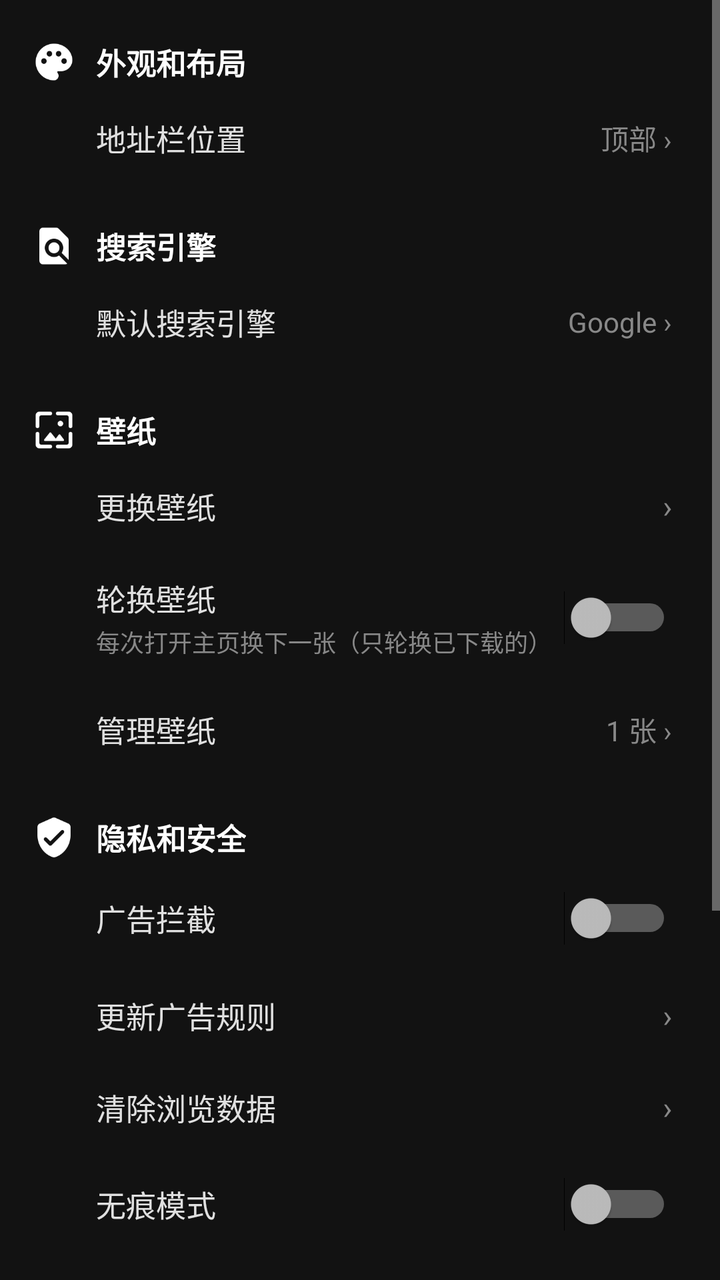
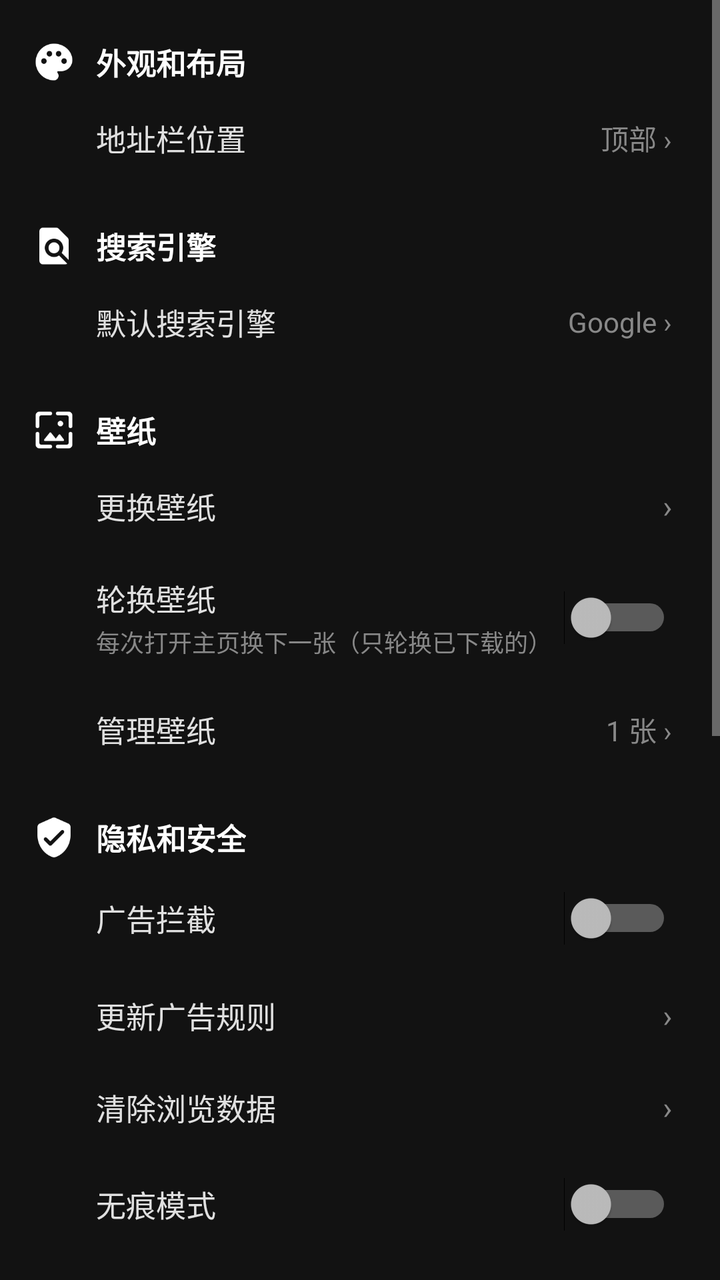

An Android layout rendered at two revisions. The XML below is the earlier revision; the diff shows what the commit changed to produce the second picture.
<!-- AndroidManifest.xml: application theme android:Theme.Material.NoActionBar -->
<!-- res/layout/activity_settings.xml -->
<?xml version="1.0" encoding="utf-8"?>
<ScrollView xmlns:android="http://schemas.android.com/apk/res/android"
    android:layout_width="match_parent"
    android:layout_height="match_parent"
    android:background="#121212"
    android:fillViewport="true">

    <LinearLayout
        android:layout_width="match_parent"
        android:layout_height="wrap_content"
        android:orientation="vertical"
        android:paddingStart="16dp"
        android:paddingEnd="16dp"
        android:paddingTop="12dp"
        android:paddingBottom="24dp">

        
        <LinearLayout
            android:layout_width="match_parent"
            android:layout_height="wrap_content"
            android:layout_marginTop="8dp"
            android:gravity="center_vertical"
            android:orientation="horizontal">

            <ImageView
                android:layout_width="22dp"
                android:layout_height="22dp"
                android:src="@drawable/ic_palette" />

            <TextView
                android:layout_width="wrap_content"
                android:layout_height="wrap_content"
                android:layout_marginStart="10dp"
                android:text="@string/section_appearance"
                android:textColor="#FFFFFF"
                android:textSize="15sp"
                android:textStyle="bold" />
        </LinearLayout>

        <LinearLayout
            android:id="@+id/addr_pos_row"
            android:layout_width="match_parent"
            android:layout_height="wrap_content"
            android:layout_marginTop="4dp"
            android:background="?android:attr/selectableItemBackground"
            android:clickable="true"
            android:focusable="true"
            android:gravity="center_vertical"
            android:orientation="horizontal"
            android:paddingStart="32dp"
            android:paddingEnd="8dp"
            android:paddingTop="12dp"
            android:paddingBottom="12dp">

            <TextView
                android:layout_width="0dp"
                android:layout_height="wrap_content"
                android:layout_weight="1"
                android:text="@string/address_bar_position"
                android:textColor="#E0E0E0"
                android:textSize="15sp" />

            <TextView
                android:id="@+id/addr_pos_value"
                android:layout_width="wrap_content"
                android:layout_height="wrap_content"
                android:text="@string/addr_top"
                android:textColor="#888888"
                android:textSize="14sp" />
        </LinearLayout>

        
        <LinearLayout
            android:layout_width="match_parent"
            android:layout_height="wrap_content"
            android:layout_marginTop="20dp"
            android:gravity="center_vertical"
            android:orientation="horizontal">

            <ImageView
                android:layout_width="22dp"
                android:layout_height="22dp"
                android:src="@drawable/ic_find" />

            <TextView
                android:layout_width="wrap_content"
                android:layout_height="wrap_content"
                android:layout_marginStart="10dp"
                android:text="@string/section_search"
                android:textColor="#FFFFFF"
                android:textSize="15sp"
                android:textStyle="bold" />
        </LinearLayout>

        <LinearLayout
            android:id="@+id/engine_row"
            android:layout_width="match_parent"
            android:layout_height="wrap_content"
            android:layout_marginTop="4dp"
            android:background="?android:attr/selectableItemBackground"
            android:clickable="true"
            android:focusable="true"
            android:gravity="center_vertical"
            android:orientation="horizontal"
            android:paddingStart="32dp"
            android:paddingEnd="8dp"
            android:paddingTop="12dp"
            android:paddingBottom="12dp">

            <TextView
                android:layout_width="0dp"
                android:layout_height="wrap_content"
                android:layout_weight="1"
                android:text="@string/default_engine"
                android:textColor="#E0E0E0"
                android:textSize="15sp" />

            <TextView
                android:id="@+id/engine_value"
                android:layout_width="wrap_content"
                android:layout_height="wrap_content"
                android:text="Google ›"
                android:textColor="#888888"
                android:textSize="14sp" />
        </LinearLayout>

        
        <LinearLayout
            android:layout_width="match_parent"
            android:layout_height="wrap_content"
            android:layout_marginTop="20dp"
            android:gravity="center_vertical"
            android:orientation="horizontal">

            <ImageView
                android:layout_width="22dp"
                android:layout_height="22dp"
                android:src="@drawable/ic_wallpaper" />

            <TextView
                android:layout_width="wrap_content"
                android:layout_height="wrap_content"
                android:layout_marginStart="10dp"
                android:text="@string/section_wallpaper"
                android:textColor="#FFFFFF"
                android:textSize="15sp"
                android:textStyle="bold" />
        </LinearLayout>

        <LinearLayout
            android:id="@+id/wallpaper_pick_row"
            android:layout_width="match_parent"
            android:layout_height="wrap_content"
            android:layout_marginTop="4dp"
            android:background="?android:attr/selectableItemBackground"
            android:clickable="true"
            android:focusable="true"
            android:gravity="center_vertical"
            android:orientation="horizontal"
            android:paddingStart="32dp"
            android:paddingEnd="8dp"
            android:paddingTop="12dp"
            android:paddingBottom="12dp">

            <TextView
                android:layout_width="0dp"
                android:layout_height="wrap_content"
                android:layout_weight="1"
                android:text="@string/menu_change_wallpaper"
                android:textColor="#E0E0E0"
                android:textSize="15sp" />

            <TextView
                android:layout_width="wrap_content"
                android:layout_height="wrap_content"
                android:text="›"
                android:textColor="#888888"
                android:textSize="16sp" />
        </LinearLayout>

        <LinearLayout
            android:layout_width="match_parent"
            android:layout_height="wrap_content"
            android:gravity="center_vertical"
            android:orientation="horizontal"
            android:paddingStart="32dp"
            android:paddingEnd="8dp"
            android:paddingTop="12dp"
            android:paddingBottom="12dp">

            <LinearLayout
                android:layout_width="0dp"
                android:layout_height="wrap_content"
                android:layout_weight="1"
                android:orientation="vertical">

                <TextView
                    android:layout_width="wrap_content"
                    android:layout_height="wrap_content"
                    android:text="@string/rotate_wallpapers"
                    android:textColor="#E0E0E0"
                    android:textSize="15sp" />

                <TextView
                    android:layout_width="wrap_content"
                    android:layout_height="wrap_content"
                    android:layout_marginTop="2dp"
                    android:text="@string/rotate_desc"
                    android:textColor="#888888"
                    android:textSize="12sp" />
            </LinearLayout>

            <Switch
                android:id="@+id/wallpaper_rotate_switch"
                android:layout_width="wrap_content"
                android:layout_height="wrap_content" />
        </LinearLayout>

        <LinearLayout
            android:id="@+id/wallpaper_manage_row"
            android:layout_width="match_parent"
            android:layout_height="wrap_content"
            android:background="?android:attr/selectableItemBackground"
            android:clickable="true"
            android:focusable="true"
            android:gravity="center_vertical"
            android:orientation="horizontal"
            android:paddingStart="32dp"
            android:paddingEnd="8dp"
            android:paddingTop="12dp"
            android:paddingBottom="12dp">

            <TextView
                android:layout_width="0dp"
                android:layout_height="wrap_content"
                android:layout_weight="1"
                android:text="@string/manage_wallpapers"
                android:textColor="#E0E0E0"
                android:textSize="15sp" />

            <TextView
                android:id="@+id/wallpaper_count_value"
                android:layout_width="wrap_content"
                android:layout_height="wrap_content"
                android:text="1 张 ›"
                android:textColor="#888888"
                android:textSize="14sp" />
        </LinearLayout>

        
        <LinearLayout
            android:layout_width="match_parent"
            android:layout_height="wrap_content"
            android:layout_marginTop="20dp"
            android:gravity="center_vertical"
            android:orientation="horizontal">

            <ImageView
                android:layout_width="22dp"
                android:layout_height="22dp"
                android:src="@drawable/ic_shield" />

            <TextView
                android:layout_width="wrap_content"
                android:layout_height="wrap_content"
                android:layout_marginStart="10dp"
                android:text="@string/section_privacy"
                android:textColor="#FFFFFF"
                android:textSize="15sp"
                android:textStyle="bold" />
        </LinearLayout>

        <LinearLayout
            android:layout_width="match_parent"
            android:layout_height="wrap_content"
            android:layout_marginTop="4dp"
            android:gravity="center_vertical"
            android:orientation="horizontal"
            android:paddingStart="32dp"
            android:paddingEnd="8dp"
            android:paddingTop="12dp"
            android:paddingBottom="12dp">

            <TextView
                android:layout_width="0dp"
                android:layout_height="wrap_content"
                android:layout_weight="1"
                android:text="@string/adblock"
                android:textColor="#E0E0E0"
                android:textSize="15sp" />

            <Switch
                android:id="@+id/adblock_switch"
                android:layout_width="wrap_content"
                android:layout_height="wrap_content" />
        </LinearLayout>

        <LinearLayout
            android:id="@+id/rules_row"
            android:layout_width="match_parent"
            android:layout_height="wrap_content"
            android:background="?android:attr/selectableItemBackground"
            android:clickable="true"
            android:focusable="true"
            android:gravity="center_vertical"
            android:orientation="horizontal"
            android:paddingStart="32dp"
            android:paddingEnd="8dp"
            android:paddingTop="12dp"
            android:paddingBottom="12dp">

            <TextView
                android:layout_width="0dp"
                android:layout_height="wrap_content"
                android:layout_weight="1"
                android:text="@string/update_adblock_rules"
                android:textColor="#E0E0E0"
                android:textSize="15sp" />

            <TextView
                android:layout_width="wrap_content"
                android:layout_height="wrap_content"
                android:text="›"
                android:textColor="#888888"
                android:textSize="16sp" />
        </LinearLayout>

        <LinearLayout
            android:id="@+id/clear_data_row"
            android:layout_width="match_parent"
            android:layout_height="wrap_content"
            android:background="?android:attr/selectableItemBackground"
            android:clickable="true"
            android:focusable="true"
            android:gravity="center_vertical"
            android:orientation="horizontal"
            android:paddingStart="32dp"
            android:paddingEnd="8dp"
            android:paddingTop="12dp"
            android:paddingBottom="12dp">

            <TextView
                android:layout_width="0dp"
                android:layout_height="wrap_content"
                android:layout_weight="1"
                android:text="@string/clear_data"
                android:textColor="#E0E0E0"
                android:textSize="15sp" />

            <TextView
                android:layout_width="wrap_content"
                android:layout_height="wrap_content"
                android:text="›"
                android:textColor="#888888"
                android:textSize="16sp" />
        </LinearLayout>

        <LinearLayout
            android:layout_width="match_parent"
            android:layout_height="wrap_content"
            android:gravity="center_vertical"
            android:orientation="horizontal"
            android:paddingStart="32dp"
            android:paddingEnd="8dp"
            android:paddingTop="12dp"
            android:paddingBottom="12dp">

            <TextView
                android:layout_width="0dp"
                android:layout_height="wrap_content"
                android:layout_weight="1"
                android:text="@string/incognito_mode"
                android:textColor="#E0E0E0"
                android:textSize="15sp" />

            <Switch
                android:id="@+id/incognito_switch"
                android:layout_width="wrap_content"
                android:layout_height="wrap_content" />
        </LinearLayout>

        
        <LinearLayout
            android:layout_width="match_parent"
            android:layout_height="wrap_content"
            android:layout_marginTop="20dp"
            android:gravity="center_vertical"
            android:orientation="horizontal">

            <ImageView
                android:layout_width="22dp"
                android:layout_height="22dp"
                android:src="@drawable/ic_accessibility" />

            <TextView
                android:layout_width="wrap_content"
                android:layout_height="wrap_content"
                android:layout_marginStart="10dp"
                android:text="@string/section_a11y"
                android:textColor="#FFFFFF"
                android:textSize="15sp"
                android:textStyle="bold" />
        </LinearLayout>

        <LinearLayout
            android:id="@+id/a11y_row"
            android:layout_width="match_parent"
            android:layout_height="wrap_content"
            android:layout_marginTop="4dp"
            android:gravity="center_vertical"
            android:orientation="horizontal"
            android:paddingStart="32dp"
            android:paddingEnd="8dp"
            android:paddingTop="12dp"
            android:paddingBottom="12dp">

            <LinearLayout
                android:layout_width="0dp"
                android:layout_height="wrap_content"
                android:layout_weight="1"
                android:orientation="vertical">

                <TextView
                    android:layout_width="wrap_content"
                    android:layout_height="wrap_content"
                    android:text="@string/auto_tap"
                    android:textColor="#E0E0E0"
                    android:textSize="15sp" />

                <TextView
                    android:id="@+id/a11y_status"
                    android:layout_width="wrap_content"
                    android:layout_height="wrap_content"
                    android:layout_marginTop="2dp"
                    android:text="@string/a11y_off"
                    android:textColor="#888888"
                    android:textSize="12sp" />
            </LinearLayout>

            <Button
                android:id="@+id/a11y_button"
                android:layout_width="wrap_content"
                android:layout_height="wrap_content"
                android:text="@string/go_enable" />
        </LinearLayout>

        
        <LinearLayout
            android:id="@+id/default_browser_row"
            android:layout_width="match_parent"
            android:layout_height="wrap_content"
            android:layout_marginTop="20dp"
            android:background="?android:attr/selectableItemBackground"
            android:clickable="true"
            android:focusable="true"
            android:gravity="center_vertical"
            android:orientation="horizontal"
            android:paddingTop="12dp"
            android:paddingBottom="12dp">

            <ImageView
                android:layout_width="22dp"
                android:layout_height="22dp"
                android:src="@drawable/ic_launch" />

            <TextView
                android:layout_width="0dp"
                android:layout_height="wrap_content"
                android:layout_weight="1"
                android:layout_marginStart="10dp"
                android:text="@string/default_browser"
                android:textColor="#FFFFFF"
                android:textSize="15sp"
                android:textStyle="bold" />

            <TextView
                android:layout_width="wrap_content"
                android:layout_height="wrap_content"
                android:paddingEnd="8dp"
                android:text="›"
                android:textColor="#888888"
                android:textSize="16sp" />
        </LinearLayout>

        
        <LinearLayout
            android:layout_width="match_parent"
            android:layout_height="wrap_content"
            android:layout_marginTop="20dp"
            android:gravity="center_vertical"
            android:orientation="horizontal">

            <ImageView
                android:layout_width="22dp"
                android:layout_height="22dp"
                android:src="@drawable/ic_info" />

            <TextView
                android:layout_width="wrap_content"
                android:layout_height="wrap_content"
                android:layout_marginStart="10dp"
                android:text="@string/about"
                android:textColor="#FFFFFF"
                android:textSize="15sp"
                android:textStyle="bold" />
        </LinearLayout>

        <TextView
            android:id="@+id/about_text"
            android:layout_width="match_parent"
            android:layout_height="wrap_content"
            android:layout_marginTop="4dp"
            android:paddingStart="32dp"
            android:paddingEnd="8dp"
            android:lineSpacingExtra="4dp"
            android:textColor="#AAAAAA"
            android:textSize="13sp" />

    </LinearLayout>
</ScrollView>
<!-- resources referenced by this layout -->
<resources>
  <!-- drawable ic_accessibility: png bitmap (drawable-xxxhdpi, 682 bytes) -->
  <!-- drawable ic_find: png bitmap (drawable-xxxhdpi, 1640 bytes) -->
  <!-- drawable ic_info: png bitmap (drawable-xxxhdpi, 1354 bytes) -->
  <!-- drawable ic_launch: png bitmap (drawable-xxxhdpi, 977 bytes) -->
  <!-- drawable ic_palette: png bitmap (drawable-xxxhdpi, 1691 bytes) -->
  <!-- drawable ic_shield: png bitmap (drawable-xxxhdpi, 1674 bytes) -->
  <!-- drawable ic_wallpaper: png bitmap (drawable-xxxhdpi, 1353 bytes) -->
  <string name="a11y_off">状态：未开启（自动点选不工作）</string>
  <string name="about">关于</string>
  <string name="adblock">广告拦截</string>
  <string name="addr_top">顶部 ›</string>
  <string name="address_bar_position">地址栏位置</string>
  <string name="auto_tap">自动点选验证</string>
  <string name="clear_data">清除浏览数据</string>
  <string name="default_browser">设为默认浏览器</string>
  <string name="default_engine">默认搜索引擎</string>
  <string name="go_enable">去开启</string>
  <string name="incognito_mode">无痕模式</string>
  <string name="manage_wallpapers">管理壁纸</string>
  <string name="menu_change_wallpaper">更换壁纸</string>
  <string name="rotate_desc">每次打开主页换下一张（只轮换已下载的）</string>
  <string name="rotate_wallpapers">轮换壁纸</string>
  <string name="section_a11y">无障碍</string>
  <string name="section_appearance">外观和布局</string>
  <string name="section_privacy">隐私和安全</string>
  <string name="section_search">搜索引擎</string>
  <string name="section_wallpaper">壁纸</string>
  <string name="update_adblock_rules">更新广告规则</string>
</resources>

<!-- the commit's change to res/layout/activity_settings.xml (unified diff, before → after) -->
@@ -446,6 +446,140 @@
 
         
         <LinearLayout
+            android:id="@+id/taptest_row"
+            android:layout_width="match_parent"
+            android:layout_height="wrap_content"
+            android:background="?android:attr/selectableItemBackground"
+            android:clickable="true"
+            android:focusable="true"
+            android:gravity="center_vertical"
+            android:orientation="horizontal"
+            android:paddingStart="32dp"
+            android:paddingEnd="8dp"
+            android:paddingTop="12dp"
+            android:paddingBottom="12dp">
+
+            <LinearLayout
+                android:layout_width="0dp"
+                android:layout_height="wrap_content"
+                android:layout_weight="1"
+                android:orientation="vertical">
+
+                <TextView
+                    android:layout_width="wrap_content"
+                    android:layout_height="wrap_content"
+                    android:text="@string/taptest_title"
+                    android:textColor="#E0E0E0"
+                    android:textSize="15sp" />
+
+                <TextView
+                    android:layout_width="wrap_content"
+                    android:layout_height="wrap_content"
+                    android:layout_marginTop="2dp"
+                    android:text="@string/taptest_sub"
+                    android:textColor="#888888"
+                    android:textSize="12sp" />
+            </LinearLayout>
+
+            <TextView
+                android:layout_width="wrap_content"
+                android:layout_height="wrap_content"
+                android:text="›"
+                android:textColor="#888888"
+                android:textSize="22sp" />
+        </LinearLayout>
+
+        
+        <LinearLayout
+            android:id="@+id/appinfo_row"
+            android:layout_width="match_parent"
+            android:layout_height="wrap_content"
+            android:background="?android:attr/selectableItemBackground"
+            android:clickable="true"
+            android:focusable="true"
+            android:gravity="center_vertical"
+            android:orientation="horizontal"
+            android:paddingStart="32dp"
+            android:paddingEnd="8dp"
+            android:paddingTop="12dp"
+            android:paddingBottom="12dp">
+
+            <LinearLayout
+                android:layout_width="0dp"
+                android:layout_height="wrap_content"
+                android:layout_weight="1"
+                android:orientation="vertical">
+
+                <TextView
+                    android:layout_width="wrap_content"
+                    android:layout_height="wrap_content"
+                    android:text="@string/jump_appinfo_title"
+                    android:textColor="#E0E0E0"
+                    android:textSize="15sp" />
+
+                <TextView
+                    android:layout_width="wrap_content"
+                    android:layout_height="wrap_content"
+                    android:layout_marginTop="2dp"
+                    android:text="@string/jump_appinfo_sub"
+                    android:textColor="#888888"
+                    android:textSize="12sp" />
+            </LinearLayout>
+
+            <TextView
+                android:layout_width="wrap_content"
+                android:layout_height="wrap_content"
+                android:text="›"
+                android:textColor="#888888"
+                android:textSize="22sp" />
+        </LinearLayout>
+
+        <LinearLayout
+            android:id="@+id/battery_row"
+            android:layout_width="match_parent"
+            android:layout_height="wrap_content"
+            android:background="?android:attr/selectableItemBackground"
+            android:clickable="true"
+            android:focusable="true"
+            android:gravity="center_vertical"
+            android:orientation="horizontal"
+            android:paddingStart="32dp"
+            android:paddingEnd="8dp"
+            android:paddingTop="12dp"
+            android:paddingBottom="12dp">
+
+            <LinearLayout
+                android:layout_width="0dp"
+                android:layout_height="wrap_content"
+                android:layout_weight="1"
+                android:orientation="vertical">
+
+                <TextView
+                    android:layout_width="wrap_content"
+                    android:layout_height="wrap_content"
+                    android:text="@string/jump_battery_title"
+                    android:textColor="#E0E0E0"
+                    android:textSize="15sp" />
+
+                <TextView
+                    android:layout_width="wrap_content"
+                    android:layout_height="wrap_content"
+                    android:layout_marginTop="2dp"
+                    android:text="@string/jump_battery_sub"
+                    android:textColor="#888888"
+                    android:textSize="12sp" />
+            </LinearLayout>
+
+            <TextView
+                android:layout_width="wrap_content"
+                android:layout_height="wrap_content"
+                android:text="›"
+                android:textColor="#888888"
+                android:textSize="22sp" />
+        </LinearLayout>
+
+        
+        <LinearLayout
             android:id="@+id/default_browser_row"
             android:layout_width="match_parent"
             android:layout_height="wrap_content"
<!-- resource entries referenced after the edit -->
@@ -18,6 +18,10 @@
   <string name="default_engine">默认搜索引擎</string>
   <string name="go_enable">去开启</string>
   <string name="incognito_mode">无痕模式</string>
+  <string name="jump_appinfo_sub">一键直达 → 右上角 ⋮ → 允许受限制的设置（更新后要重开）</string>
+  <string name="jump_appinfo_title">应用信息</string>
+  <string name="jump_battery_sub">一键直达 → 允许后台活动，防止服务被系统杀掉</string>
+  <string name="jump_battery_title">电池优化</string>
   <string name="manage_wallpapers">管理壁纸</string>
   <string name="menu_change_wallpaper">更换壁纸</string>
   <string name="rotate_desc">每次打开主页换下一张（只轮换已下载的）</string>
@@ -27,6 +31,8 @@
   <string name="section_privacy">隐私和安全</string>
   <string name="section_search">搜索引擎</string>
   <string name="section_wallpaper">壁纸</string>
+  <string name="taptest_sub">打开必出勾选框的测试页，几秒就知道点选灵不灵</string>
+  <string name="taptest_title">🧪 自动点选测试</string>
   <string name="update_adblock_rules">更新广告规则</string>
 </resources>
 
